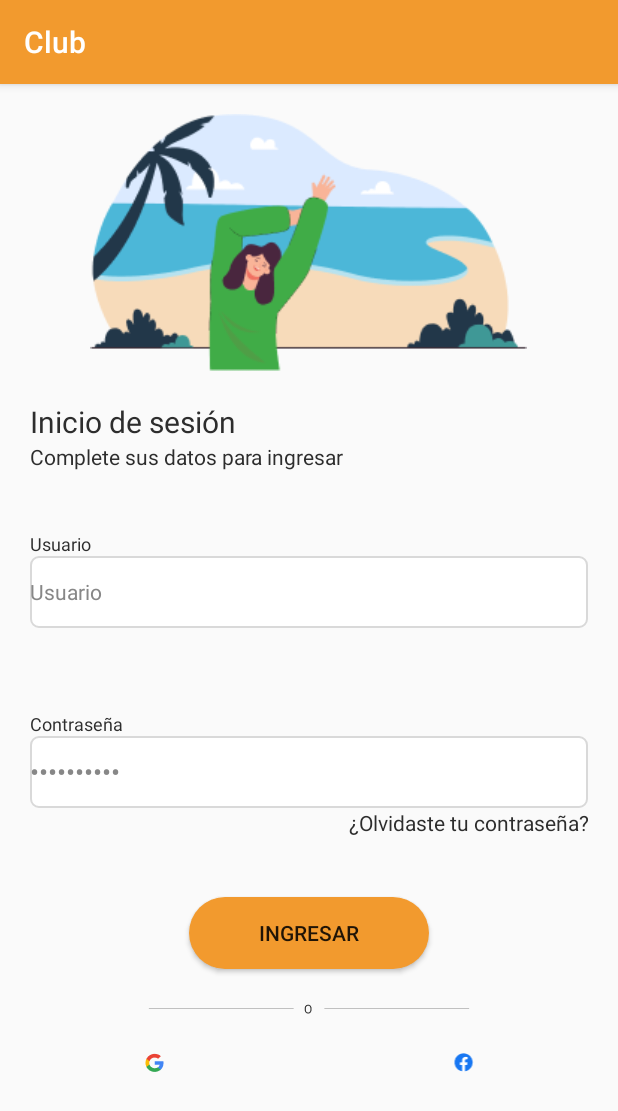
After one commit to EvanaSabatella1989/Club-Deportivo, an Android app: the InicioSesion screen opened directly, with no data from a screen before it, on a phone screen of 412 x 824 dp. The commit adds this screen. Shown: the top 1111 px of the screen. Run offline under Robolectric (Android 15) with nearby library versions, the phone set to English and light mode, and no system bars.

Commit message:
Pantallas Meli

```diff
--- a/Club/app/build.gradle.kts
+++ b/Club/app/build.gradle.kts
@@ -38,6 +38,7 @@ dependencies {
     implementation("androidx.appcompat:appcompat:1.6.1")
     implementation("com.google.android.material:material:1.5.0")
     implementation("androidx.constraintlayout:constraintlayout:2.1.4")
+    implementation("androidx.activity:activity:1.9.0")
     testImplementation("junit:junit:4.13.2")
     androidTestImplementation("androidx.test.ext:junit:1.1.5")
     androidTestImplementation("androidx.test.espresso:espresso-core:3.5.1")
--- /dev/null
+++ b/Club/app/src/main/java/com/example/club/InicioSesion.kt
@@ -0,0 +1,15 @@
+package com.example.club
+
+import android.os.Bundle
+import androidx.activity.enableEdgeToEdge
+import androidx.appcompat.app.AppCompatActivity
+import androidx.core.view.ViewCompat
+import androidx.core.view.WindowInsetsCompat
+
+class InicioSesion : AppCompatActivity() {
+    override fun onCreate(savedInstanceState: Bundle?) {
+        super.onCreate(savedInstanceState)
+        setContentView(R.layout.activity_inicio_sesion)
+
+    }
+}
--- /dev/null
+++ b/Club/app/src/main/res/layout/activity_inicio_sesion.xml
@@ -0,0 +1,162 @@
+<?xml version="1.0" encoding="utf-8"?>
+<androidx.constraintlayout.widget.ConstraintLayout xmlns:android="http://schemas.android.com/apk/res/android"
+    xmlns:app="http://schemas.android.com/apk/res-auto"
+    xmlns:tools="http://schemas.android.com/tools"
+    android:id="@+id/main"
+    android:layout_width="match_parent"
+    android:layout_height="match_parent"
+    tools:context=".InicioSesion">
+
+    <ScrollView
+        android:layout_width="match_parent"
+        android:layout_height="match_parent">
+
+        <LinearLayout
+            android:layout_width="match_parent"
+            android:layout_height="wrap_content"
+            android:gravity="center_horizontal"
+            android:orientation="vertical">
+
+            <ImageView
+                android:id="@+id/inicioSesion"
+                android:layout_width="291dp"
+                android:layout_height="171dp"
+                android:layout_marginTop="20dp"
+                android:layout_marginBottom="20dp"
+                app:srcCompat="@mipmap/inicio_sesion" />
+
+            <LinearLayout
+                android:layout_width="match_parent"
+                android:layout_height="match_parent"
+                android:layout_marginStart="20dp"
+                android:layout_marginEnd="20dp"
+                android:layout_marginBottom="40dp"
+                android:orientation="vertical">
+
+                <LinearLayout
+                    android:layout_width="match_parent"
+                    android:layout_height="match_parent"
+                    android:layout_marginBottom="40dp"
+                    android:orientation="vertical">
+
+                    <TextView
+                        android:id="@+id/textView"
+                        android:layout_width="match_parent"
+                        android:layout_height="wrap_content"
+                        android:text="@string/inicio_sesion"
+                        android:textColor="@color/dark_grey"
+                        android:textSize="20sp" />
+
+                    <TextView
+                        android:id="@+id/textView2"
+                        android:layout_width="wrap_content"
+                        android:layout_height="wrap_content"
+                        android:text="@string/complete_datos"
+                        android:textColor="@color/dark_grey"
+                        android:textSize="14sp" />
+
+                </LinearLayout>
+
+                <LinearLayout
+                    android:layout_width="match_parent"
+                    android:layout_height="80dp"
+                    android:layout_marginBottom="40dp"
+                    android:orientation="vertical">
+
+                    <TextView
+                        android:id="@+id/textViewUsuario"
+                        android:layout_width="match_parent"
+                        android:layout_height="wrap_content"
+                        android:text="@string/usuario"
+                        android:textColor="@color/dark_grey"
+                        android:textSize="12sp" />
+
+                    <EditText
+                        android:id="@+id/editTextUsuario"
+                        android:layout_width="match_parent"
+                        android:layout_height="48dp"
+                        android:background="@drawable/input_background"
+                        android:ems="10"
+                        android:inputType="text"
+                        android:text="@string/usuario"
+                        android:textColor="@color/light_grey"
+                        android:textSize="14sp" />
+                </LinearLayout>
+
+                <LinearLayout
+                    android:layout_width="match_parent"
+                    android:layout_height="match_parent"
+                    android:orientation="vertical"
+                    tools:layout_editor_absoluteX="20dp"
+                    tools:layout_editor_absoluteY="298dp">
+
+                    <TextView
+                        android:id="@+id/textViewContrasena"
+                        android:layout_width="match_parent"
+                        android:layout_height="wrap_content"
+                        android:text="@string/contrasena"
+                        android:textColor="@color/dark_grey"
+                        android:textSize="12sp" />
+
+                    <EditText
+                        android:id="@+id/editTextContrasena"
+                        android:layout_width="match_parent"
+                        android:layout_height="48dp"
+                        android:background="@drawable/input_background"
+                        android:ems="10"
+                        android:inputType="textPassword"
+                        android:text="@string/contrasena"
+                        android:textColor="@color/light_grey" />
+
+                    <TextView
+                        android:id="@+id/textViewOlvidasteContrasena"
+                        android:layout_width="match_parent"
+                        android:layout_height="wrap_content"
+                        android:text="@string/olvidaste_contrasena"
+                        android:textAlignment="textEnd"
+                        android:textColor="@color/dark_grey" />
+
+                </LinearLayout>
+
+            </LinearLayout>
+
+            <Button
+                android:id="@+id/botonIngresar"
+                android:layout_width="160dp"
+                android:layout_height="48dp"
+                android:background="@drawable/boton_chico"
+                android:text="@string/ingresar"
+                android:layout_marginBottom="20dp"
+                />
+
+            <ImageView
+                android:id="@+id/imageView"
+                android:layout_width="match_parent"
+                android:layout_height="wrap_content"
+                app:srcCompat="@mipmap/barra_divisora"
+                android:layout_marginBottom="20dp" />
+
+            <LinearLayout
+                android:layout_width="match_parent"
+                android:layout_height="match_parent"
+                android:orientation="horizontal">
+
+                <ImageView
+                    android:id="@+id/imageView6"
+                    android:layout_width="wrap_content"
+                    android:layout_height="wrap_content"
+                    android:layout_weight="1"
+                    app:srcCompat="@mipmap/logo_google" />
+
+                <ImageView
+                    android:id="@+id/imageView7"
+                    android:layout_width="wrap_content"
+                    android:layout_height="wrap_content"
+                    android:layout_weight="1"
+                    app:srcCompat="@mipmap/logo_facebook" />
+            </LinearLayout>
+
+        </LinearLayout>
+    </ScrollView>
+
+</androidx.constraintlayout.widget.ConstraintLayout>
--- a/Club/app/src/main/res/values/colors.xml
+++ b/Club/app/src/main/res/values/colors.xml
@@ -4,4 +4,6 @@
     <color name="white">#FFFFFFFF</color>
     <color name="yellow">#F29A2E</color>
     <color name="grey">#D9D9D9</color>
+    <color name="dark_grey">#2D2D2D</color>
+    <color name="light_grey">#878787</color>
 </resources>
--- a/Club/app/src/main/res/values/strings.xml
+++ b/Club/app/src/main/res/values/strings.xml
@@ -40,5 +40,15 @@
     <string name="valor_apto_fisico">01/01/1990</string>
     <string name="btn_modificar_usuario">Modificar usuario</string>
 
+    #InicioSesionActivity:
+    <string name="inicio_sesion">Inicio de sesión</string>
+    <string name="complete_datos">Complete sus datos para ingresar</string>
+    <string name="usuario">Usuario</string>
+    <string name="contrasena">Contraseña</string>
+    <string name="olvidaste_contrasena">¿Olvidaste tu contraseña?</string>
+
+    #PagoTarjetaActivity:
+    <string name="pago_tarjeta">Pasar tarjeta por el posnet y continuar con el pago por ese medio.</string>
+    <string name="aceptar">ACEPTAR</string>
 
 </resources>
```
Also changed, not shown: Club/app/src/main/AndroidManifest.xml (+7 -0 lines), Club/app/src/main/java/com/example/club/PagoTarjeta.kt (added, +21 -0 lines), Club/app/src/main/res/layout/activity_pago_tarjeta.xml (added, +55 -0 lines), Club/app/src/main/res/mipmap-hdpi/barra_divisora.png (added), Club/app/src/main/res/mipmap-hdpi/inicio_sesion.png (added), Club/app/src/main/res/mipmap-hdpi/logo_facebook.png (added), Club/app/src/main/res/mipmap-hdpi/logo_google.png (added), Club/app/src/main/res/mipmap-hdpi/tarjeta.png (added).
